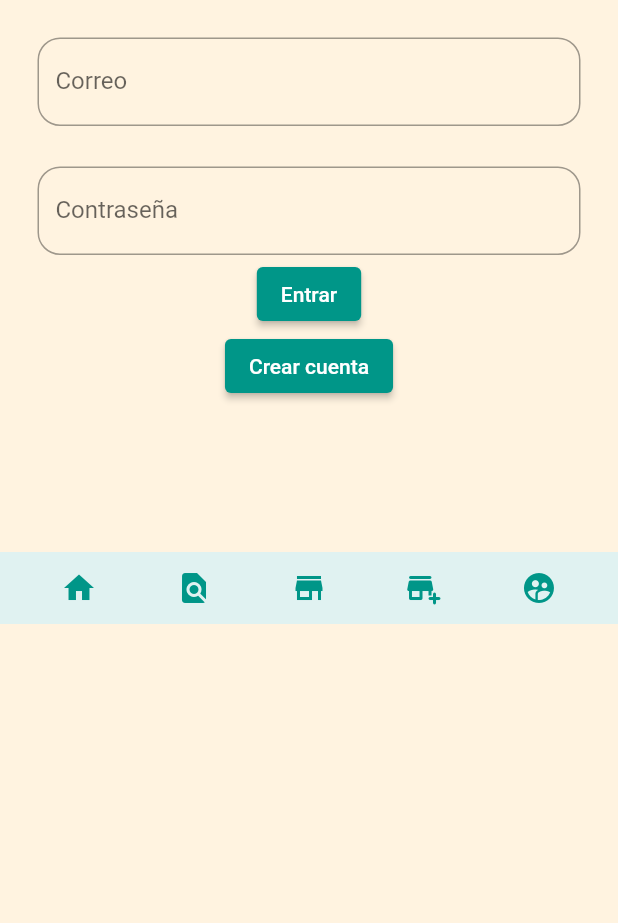
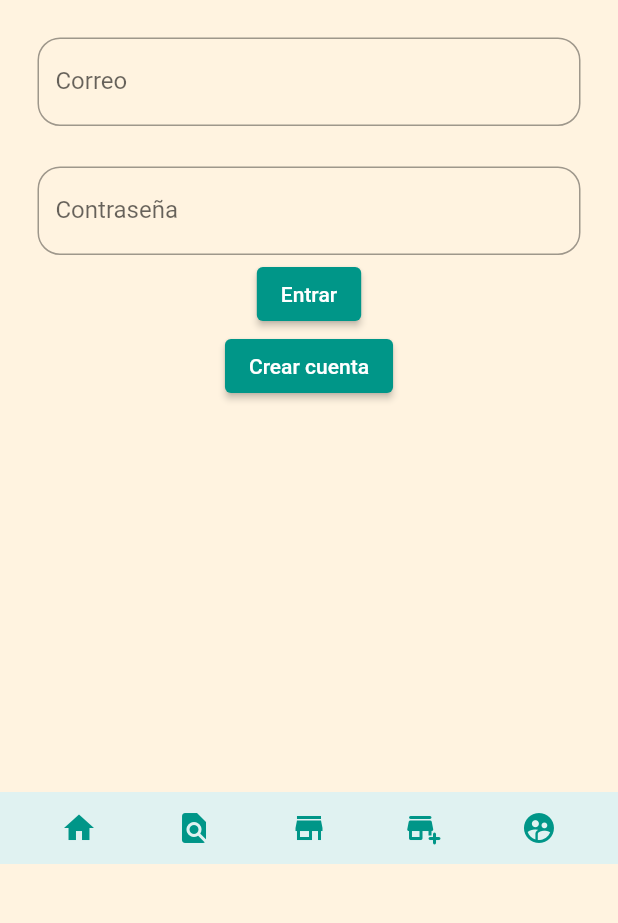
Before and after one commit to johnsgiraldo/Todo_Aqui, a Flutter app: the screen it shows after launch, after a tap on "Login", on a phone screen of 412 x 824 dp, the part 264-1187 px from its top. Run offline on Flutter 3.47's test engine with Material 2 defaults, Android fonts, the phone set to English and light mode, and no system bars; our stand-ins replace cloud_firestore, firebase_core, firebase_database, firebase_messaging; accounts and stored records are empty.

Commit message:
Ajutes ubicacion botonera login

```diff
--- a/lib/Usuarios/Login.dart
+++ b/lib/Usuarios/Login.dart
@@ -185,7 +185,7 @@ class LoginApp extends State<Login>{
                   ),
                 )),
             Padding(
-                padding: EdgeInsets.only(bottom: 100),
+                padding: EdgeInsets.only(bottom: 260),
                 child: ElevatedButton(
                   onPressed: () {
                     Navigator.push(context,
```
